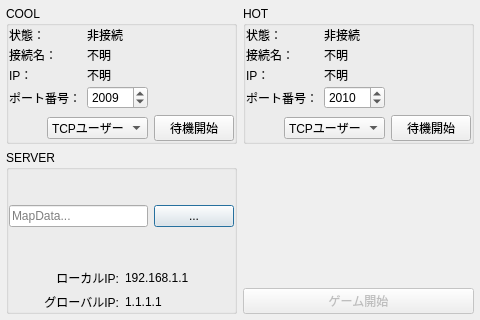
Above: startupdialog.ui from hal1437/AsahikawaProcon-Server before the change. Below: the same form after it.
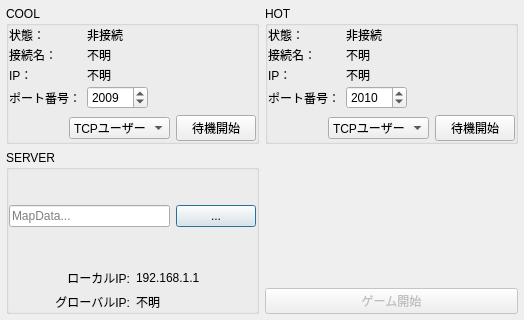
That is the form after the change.

Diff of the .ui file:
```diff
--- a/startupdialog.ui
+++ b/startupdialog.ui
@@ -6,7 +6,7 @@
    <rect>
     <x>0</x>
     <y>0</y>
-    <width>480</width>
+    <width>524</width>
     <height>320</height>
    </rect>
   </property>
@@ -215,7 +215,10 @@
         <item>
          <layout class="QHBoxLayout" name="horizontalLayout_3">
           <item>
-           <widget class="QLineEdit" name="lineEdit">
+           <widget class="QLineEdit" name="MapDirEdit">
+            <property name="readOnly">
+             <bool>true</bool>
+            </property>
             <property name="placeholderText">
              <string>MapData...</string>
             </property>
@@ -275,7 +278,7 @@
           <item row="1" column="1">
            <widget class="QLabel" name="GrobalIPLabel">
             <property name="text">
-             <string>1.1.1.1</string>
+             <string>不明</string>
             </property>
            </widget>
           </item>
```
Left out of the diff: 37 changed lines with no effect on the pictures.
